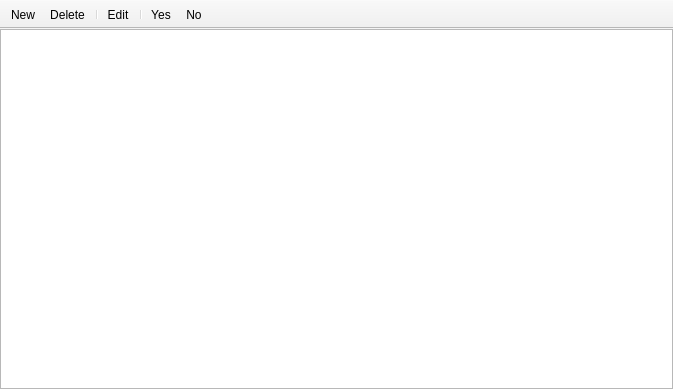
The window that view/ViewWindow.ui (AnyaIliyina/geo) describes before a commit, drawn with Qt 5.
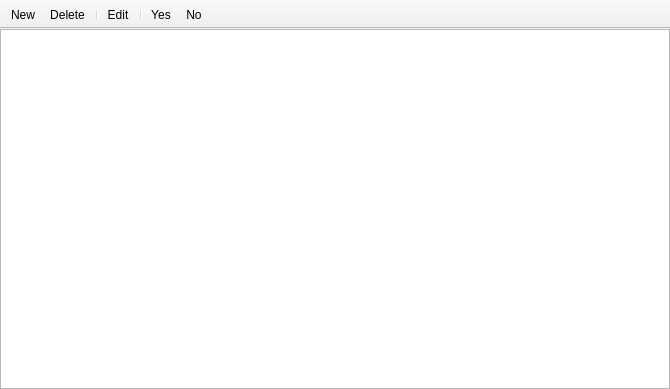
The same window after the commit. Icons and pictures are not drawn.

The edit to the form file:
```diff
--- a/view/ViewWindow.ui
+++ b/view/ViewWindow.ui
@@ -6,7 +6,7 @@
    <rect>
     <x>0</x>
     <y>0</y>
-    <width>673</width>
+    <width>670</width>
     <height>389</height>
    </rect>
   </property>
@@ -34,7 +34,7 @@
      <widget class="QTableView" name="tableView">
       <property name="minimumSize">
        <size>
-        <width>521</width>
+        <width>550</width>
         <height>200</height>
        </size>
       </property>
```
